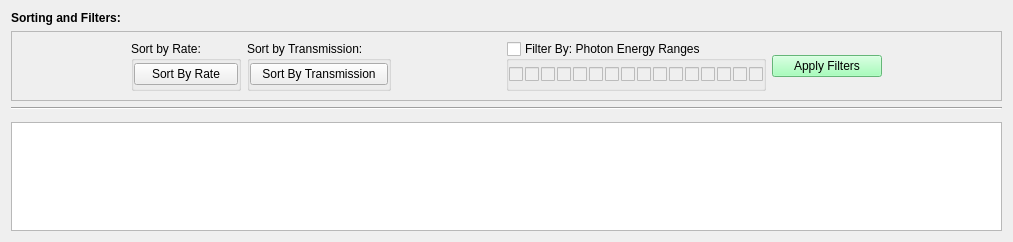
Qt form preemptive_requests.ui (pcdshub/pmps-ui) before a commit.
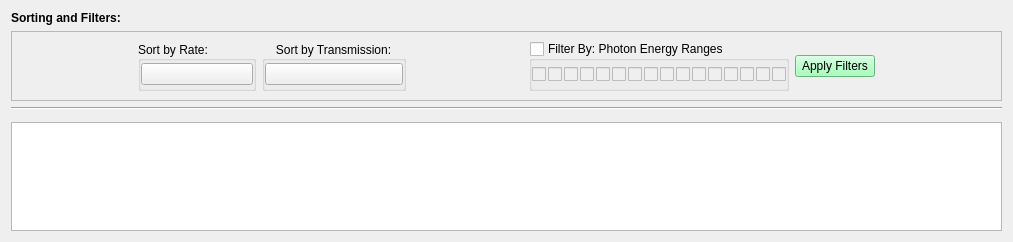
The same form after that commit. Custom widgets are drawn as their Qt base class.

Commit message: WIP: add sort icon - not sure if i will keep this

Patch:
```diff
--- a/preemptive_requests.ui
+++ b/preemptive_requests.ui
@@ -41,7 +41,7 @@
      <property name="frameShadow">
       <enum>QFrame::Raised</enum>
      </property>
-     <layout class="QHBoxLayout" name="horizontalLayout_8" stretch="1,1,1,1,1,1,1">
+     <layout class="QHBoxLayout" name="horizontalLayout_8" stretch="1,1,1,1,1,0,1">
       <item>
        <spacer name="horizontalSpacer_2">
         <property name="orientation">
@@ -57,9 +57,18 @@
       </item>
       <item>
        <widget class="QGroupBox" name="groupBox_2">
+        <property name="sizePolicy">
+         <sizepolicy hsizetype="Preferred" vsizetype="Preferred">
+          <horstretch>0</horstretch>
+          <verstretch>0</verstretch>
+         </sizepolicy>
+        </property>
         <property name="title">
          <string>Sort by Rate:</string>
         </property>
+        <property name="alignment">
+         <set>Qt::AlignLeading|Qt::AlignLeft|Qt::AlignVCenter</set>
+        </property>
         <layout class="QVBoxLayout" name="verticalLayout_3" stretch="0">
          <property name="spacing">
           <number>0</number>
@@ -78,11 +87,17 @@
          </property>
          <item>
           <widget class="QPushButton" name="sort_rate_button">
+           <property name="sizePolicy">
+            <sizepolicy hsizetype="Preferred" vsizetype="Fixed">
+             <horstretch>0</horstretch>
+             <verstretch>0</verstretch>
+            </sizepolicy>
+           </property>
            <property name="cursor">
             <cursorShape>ArrowCursor</cursorShape>
            </property>
            <property name="text">
-            <string>Sort By Rate</string>
+            <string/>
            </property>
            <property name="checkable">
             <bool>true</bool>
@@ -103,9 +118,18 @@
       </item>
       <item>
        <widget class="QGroupBox" name="groupBox">
+        <property name="sizePolicy">
+         <sizepolicy hsizetype="Minimum" vsizetype="Preferred">
+          <horstretch>0</horstretch>
+          <verstretch>0</verstretch>
+         </sizepolicy>
+        </property>
         <property name="title">
          <string>Sort by Transmission:</string>
         </property>
+        <property name="alignment">
+         <set>Qt::AlignCenter</set>
+        </property>
         <property name="checkable">
          <bool>false</bool>
         </property>
@@ -130,8 +154,14 @@
          </property>
          <item>
           <widget class="QPushButton" name="sort_transm_button">
+           <property name="sizePolicy">
+            <sizepolicy hsizetype="Preferred" vsizetype="Fixed">
+             <horstretch>0</horstretch>
+             <verstretch>0</verstretch>
+            </sizepolicy>
+           </property>
            <property name="text">
-            <string>Sort By Transmission</string>
+            <string/>
            </property>
            <property name="checkable">
             <bool>true</bool>
@@ -156,6 +186,9 @@
       </item>
       <item>
        <widget class="QGroupBox" name="ff_filter_gb_bitmask">
+        <property name="enabled">
+         <bool>true</bool>
+        </property>
         <property name="title">
          <string>Filter By: Photon Energy Ranges</string>
         </property>
```
The commit also changes 1 other file.
